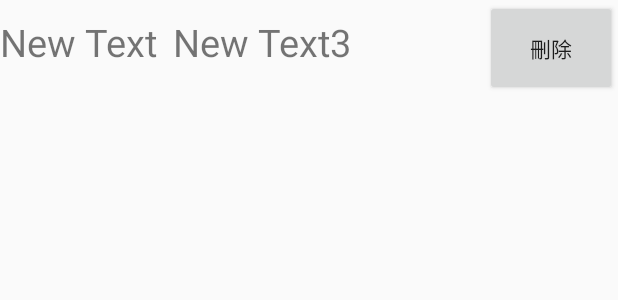
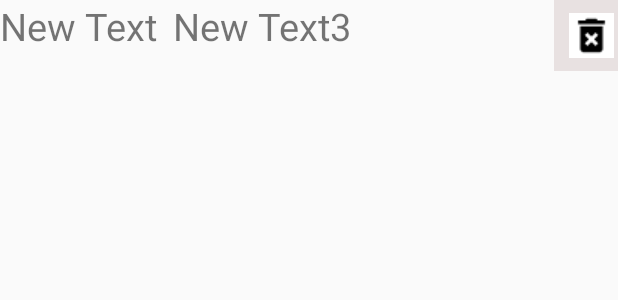
Before and after one commit to TzWenChen/know, an Android app: the layout favoritem_layout.xml on its own in the app's theme, with its tools: preview values and no code run, on a phone screen of 412 x 824 dp. Shown: the top 300 px of the screen. Run offline under Robolectric (Android 15) with nearby library versions, the phone set to English and light mode, and no system bars.

Commit message:
favorite_delete
the function of delete favorite word is done

```diff
--- a/app/build.gradle
+++ b/app/build.gradle
@@ -24,7 +24,6 @@ android {
 }
 
 dependencies {
-    compile 'org.jbundle.util.osgi.wrapped:org.jbundle.util.osgi.wrapped.org.apache.http.client:4.1.2'
 
     compile fileTree(include: ['*.jar'], dir: 'libs')
     compile files('libs/org.apache.http.legacy.jar')
@@ -33,6 +32,5 @@ dependencies {
     compile 'com.android.support:design:23.1.1'
     compile files('libs/jxl.jar')
     compile 'com.google.android.gms:play-services-appindexing:8.4.0'
-
-
+    compile files('libs/ZHConverter.jar')
 }
--- a/app/src/main/AndroidManifest.xml
+++ b/app/src/main/AndroidManifest.xml
@@ -47,6 +47,7 @@
         <activity
             android:name="com.knowmemo.usermanagement.GameHomeActivity">
         </activity>
+
         <activity
             android:name="com.knowmemo.usermanagement.FavoriteActivity">
         </activity>
--- a/app/src/main/res/layout/activity_myfavorite.xml
+++ b/app/src/main/res/layout/activity_myfavorite.xml
@@ -10,10 +10,4 @@
         android:id="@+id/favorInfo"
         android:layout_weight="0.93" />
 
-    <Button
-        android:layout_width="wrap_content"
-        android:layout_height="wrap_content"
-        android:text="New Button"
-        android:id="@+id/button14"
-        android:layout_gravity="center_horizontal" />
 </LinearLayout>
--- a/app/src/main/res/layout/favoritem_layout.xml
+++ b/app/src/main/res/layout/favoritem_layout.xml
@@ -1,27 +1,31 @@
 <?xml version="1.0" encoding="utf-8"?>
 <LinearLayout xmlns:android="http://schemas.android.com/apk/res/android"
-    android:orientation="horizontal" android:layout_width="match_parent"
-    android:layout_height="match_parent">
+    android:orientation="horizontal" android:layout_width="fill_parent"
+    android:layout_height="match_parent"
+    android:weightSum="1">
 
     <TextView
         android:layout_width="wrap_content"
-        android:layout_height="64dp"
+        android:layout_height="46dp"
         android:text="New Text"
         android:id="@+id/worditem"
         android:textSize="25dp" />
 
     <TextView
         android:layout_width="208dp"
-        android:layout_height="64dp"
+        android:layout_height="46dp"
         android:text="New Text3"
         android:id="@+id/meanitem"
         android:textSize="25dp"
-        android:layout_marginLeft="10dp" />
+        android:layout_marginLeft="10dp"
+        android:layout_weight="0.79" />
 
-    <Button
+    <ImageButton
         android:layout_width="wrap_content"
-        android:layout_height="64dp"
-        android:text="刪除"
-        android:id="@+id/button_D" />
+        android:layout_height="47dp"
+        android:id="@+id/btndelete"
+        android:src="@drawable/trash"
+        android:background="#62ccb9b9"
+        android:layout_weight="0.34" />
 
 </LinearLayout>
```
Also changed, not shown: app/src/main/java/com/knowmemo/usermanagement/FavoriteActivity.java (+131 -12 lines), app/src/main/java/com/knowmemo/usermanagement/SearchByhandActivity.java (+3 -12 lines), app/src/main/java/sqlite/SqlHelper.java (+15 -13 lines), app/src/main/java/sqlite/tableDao.java (+18 -14 lines), app/src/main/res/drawable/trash.png (added).
